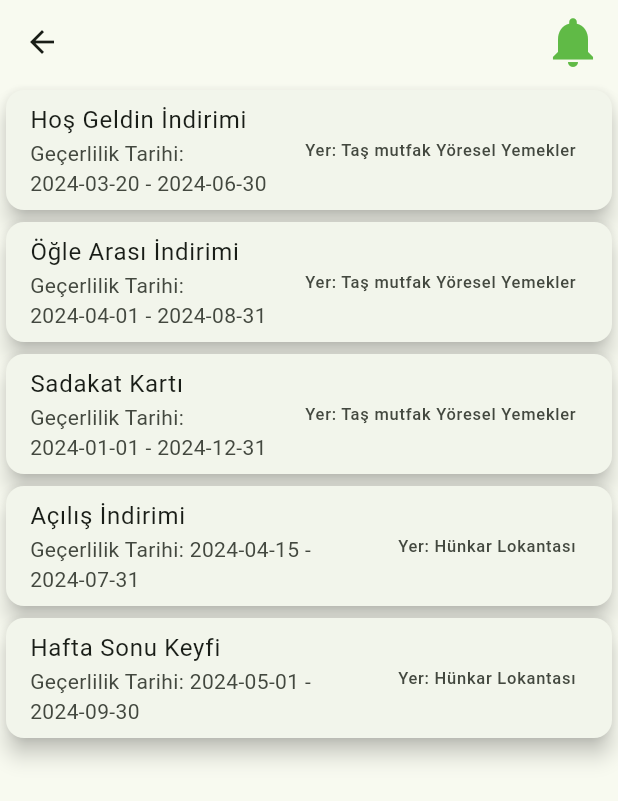
After one commit to mehmetakifkucukkaya/gastronav_AppJam_OUA, a Flutter app: the PromotionPage screen opened by its route, on a phone screen of 412 x 824 dp. The commit adds this screen. Shown: the top 801 px of the screen. Run offline on Flutter 3.47's test engine with Material 3 defaults, Android fonts, the phone set to English and light mode, and no system bars; our stand-ins replace cloud_firestore, firebase_auth, firebase_core; accounts and stored records are empty; network calls fail.

Commit message:
Created PromotionsPage

```diff
--- a/lib/data/data.dart
+++ b/lib/data/data.dart
@@ -120,4 +120,52 @@ class Data {
       ]
     }
   ];
+
+  var promotions = [
+    {
+      "restoran": "Taş mutfak Yöresel Yemekler",
+      "indirimAdı": "Hoş Geldin İndirimi",
+      "indirimOranı": "10%",
+      "indirimKodu": "WELCOME10",
+      "minimumSiparisTutari": 50,
+      "gecerlilikTarihi": "2024-03-20",
+      "bitisTarihi": "2024-06-30"
+    },
+    {
+      "restoran": "Taş mutfak Yöresel Yemekler",
+      "indirimAdı": "Öğle Arası İndirimi",
+      "indirimOranı": "15%",
+      "indirimKodu": "LUNCH15",
+      "minimumSiparisTutari": 40,
+      "gecerlilikTarihi": "2024-04-01",
+      "bitisTarihi": "2024-08-31"
+    },
+    {
+      "restoran": "Taş mutfak Yöresel Yemekler",
+      "indirimAdı": "Sadakat Kartı",
+      "indirimOranı": "5 TL",
+      "indirimKodu": "SADAKAT5",
+      "minimumSiparisTutari": 30,
+      "gecerlilikTarihi": "2024-01-01",
+      "bitisTarihi": "2024-12-31"
+    },
+    {
+      "restoran": "Hünkar Lokantası",
+      "indirimAdı": "Açılış İndirimi",
+      "indirimOranı": "20%",
+      "indirimKodu": "OPENING20",
+      "minimumSiparisTutari": 60,
+      "gecerlilikTarihi": "2024-04-15",
+      "bitisTarihi": "2024-07-31"
+    },
+    {
+      "restoran": "Hünkar Lokantası",
+      "indirimAdı": "Hafta Sonu Keyfi",
+      "indirimOranı": "25%",
+      "indirimKodu": "WEEKEND25",
+      "minimumSiparisTutari": 70,
+      "gecerlilikTarihi": "2024-05-01",
+      "bitisTarihi": "2024-09-30"
+    }
+  ];
 }
--- a/lib/main.dart
+++ b/lib/main.dart
@@ -4,6 +4,7 @@ import 'package:gastro_nav/firebase_options.dart';
 import 'package:gastro_nav/pages/auth/login_page.dart';
 import 'package:gastro_nav/pages/auth/signup_page.dart';
 import 'package:gastro_nav/pages/home_page_bottom_navbar.dart';
+import 'package:gastro_nav/pages/promotion_page.dart';
 
 void main() async {
   WidgetsFlutterBinding.ensureInitialized();
@@ -30,6 +31,7 @@ class MyApp extends StatelessWidget {
         "/loginPage": (context) => const LoginPage(),
         "/signUp": (context) => const SignUpPage(),
         "/homePage": (context) => const HomePageBottomNavbar(),
+        "/promotionPage": (context) => const PromotionPage(),
       },
       home: const HomePageBottomNavbar(),
     );
--- /dev/null
+++ b/lib/pages/promotion_page.dart
@@ -0,0 +1,43 @@
+import 'package:flutter/material.dart';
+import 'package:gastro_nav/data/data.dart';
+
+class PromotionPage extends StatelessWidget {
+  const PromotionPage({super.key});
+
+  @override
+  Widget build(BuildContext context) {
+    var promotions = Data().promotions.toList();
+    return Scaffold(
+      appBar: AppBar(
+        actions: const [
+          Padding(
+            padding: EdgeInsets.only(right: 10.0),
+            child: Icon(
+              Icons.notifications,
+              color: Color(0xFF60BA46),
+              size: 40,
+            ),
+          ),
+        ],
+      ),
+      body: ListView.builder(
+        itemCount: promotions.length,
+        itemBuilder: (context, index) {
+          var promotion = promotions[index];
+          return Card(
+            elevation: 6,
+            child: ListTile(
+              title: Text(promotion["indirimAdı"] as String),
+              subtitle: Text(
+                  "Geçerlilik Tarihi: ${promotion["gecerlilikTarihi"]} - ${promotion["bitisTarihi"]}"),
+              trailing: Text(
+                "Yer: ${promotion["restoran"]}",
+                style: const TextStyle(fontSize: 11),
+              ),
+            ),
+          );
+        },
+      ),
+    );
+  }
+}
--- a/lib/pages/restaurant_page.dart
+++ b/lib/pages/restaurant_page.dart
@@ -1,3 +1,4 @@
+import 'package:flutter/cupertino.dart';
 import 'package:flutter/material.dart';
 import 'package:flutter/widgets.dart';
 
@@ -116,8 +117,13 @@ class RestaurantPage extends StatelessWidget {
                   ),
                 ],
               ),
+
               //* Promosypn
-              Container(
+              GestureDetector(
+                onTap: () {
+                  Navigator.pushNamed(context, "/promotionPage");
+                },
+                child: Container(
                   decoration: BoxDecoration(
                     color: Colors.green.shade500,
                     borderRadius: BorderRadius.circular(12),
@@ -130,6 +136,7 @@ class RestaurantPage extends StatelessWidget {
                       style: TextStyle(
                         fontSize: 16,
                         fontWeight: FontWeight.bold,
+                      ),
                     ),
                   ),
                 ),
```
Lines whose indentation alone changed are shown as unchanged.
